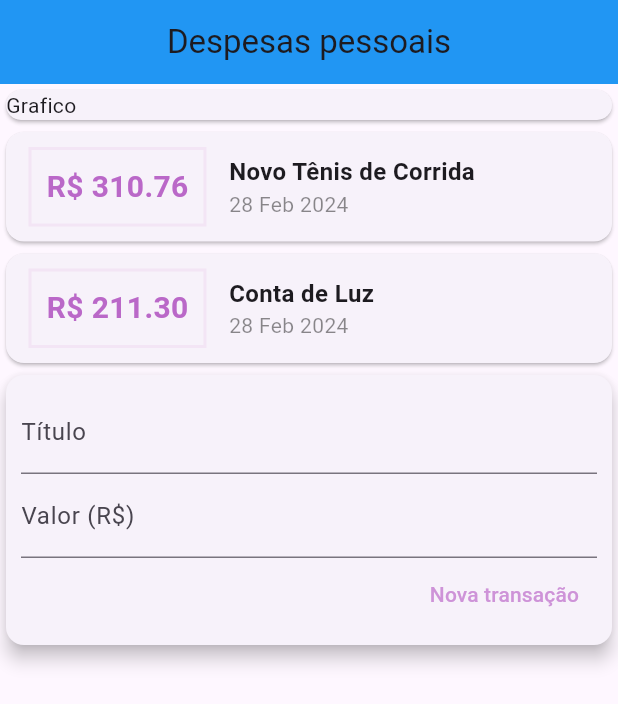
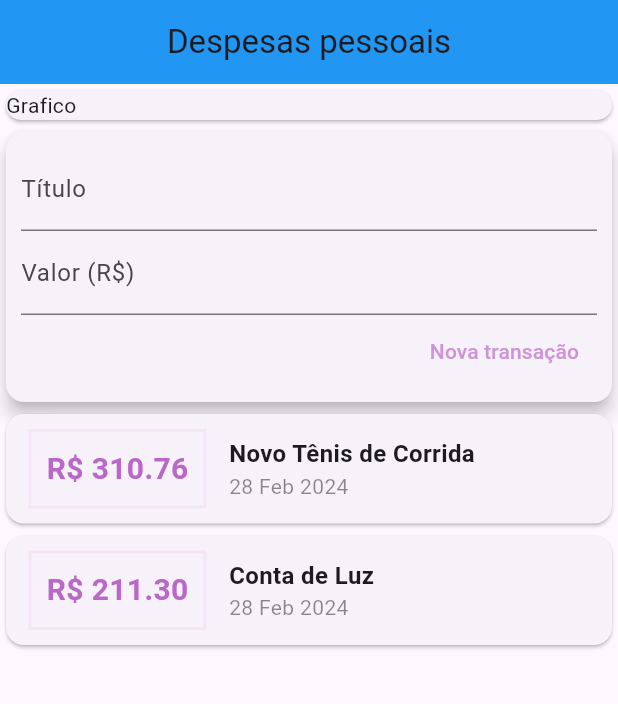
Before and after one commit to geovannifranca/expenses, a Flutter app: the screen it shows after launch, on a phone screen of 412 x 824 dp. Shown: the top 704 px of the screen. Run offline on Flutter 3.47's test engine with Material 3 defaults, Android fonts, the phone set to English and light mode, and no system bars.

Commit message:
add listView

```diff
--- /dev/null
+++ b/lib/components/transaction_form.dart
@@ -0,0 +1,52 @@
+import 'package:flutter/material.dart';
+
+class TransactionForm extends StatelessWidget {
+  final titleController = TextEditingController();
+  final valueController = TextEditingController();
+
+  final void Function(String, double) onSubmit;
+
+  TransactionForm({super.key, required this.onSubmit});
+
+  @override
+  Widget build(BuildContext context) {
+    return Card(
+      elevation: 5,
+      child: Padding(
+        padding: const EdgeInsets.all(10.0),
+        child: Column(
+          children: [
+            TextField(
+              controller: titleController,
+              decoration: const InputDecoration(
+                labelText: 'Título',
+              ),
+            ),
+            TextField(
+              controller: valueController,
+              decoration: const InputDecoration(
+                labelText: 'Valor (R\$)',
+              ),
+            ),
+            Row(
+              mainAxisAlignment: MainAxisAlignment.end,
+              children: [
+                TextButton(
+                  onPressed: () {
+                    final title = titleController.text;
+                    final value = double.tryParse(valueController.text) ?? 0.0;
+                    onSubmit(title, value);
+                  },
+                  child: Text(
+                    'Nova transação',
+                    style: TextStyle(color: Colors.purple[200]),
+                  ),
+                ),
+              ],
+            )
+          ],
+        ),
+      ),
+    );
+  }
+}
--- /dev/null
+++ b/lib/components/transaction_list.dart
@@ -0,0 +1,68 @@
+import 'package:expenses/models/transaction.dart';
+import 'package:flutter/material.dart';
+import 'package:intl/intl.dart';
+
+class TransactionList extends StatelessWidget {
+  final List<Transaction> transactions;
+
+  const TransactionList({super.key, required this.transactions});
+
+  @override
+  Widget build(BuildContext context) {
+    return SingleChildScrollView(
+      child: Container(
+        height: 300,
+        child: ListView.builder(
+          itemCount: transactions.length,
+          itemBuilder: (BuildContext context, int index) {
+            final tr = transactions[index];
+            return Card(
+              child: Row(
+                children: [
+                  Container(
+                    margin: const EdgeInsets.symmetric(
+                      horizontal: 15,
+                      vertical: 10,
+                    ),
+                    decoration: BoxDecoration(
+                      border: Border.all(
+                        color: Colors.purple.shade50,
+                        width: 2,
+                      ),
+                    ),
+                    padding: const EdgeInsets.all(10),
+                    child: Text(
+                      'R\$ ${tr.value.toStringAsFixed(2)}',
+                      style: TextStyle(
+                        fontWeight: FontWeight.bold,
+                        fontSize: 20,
+                        color: Colors.purple[300],
+                      ),
+                    ),
+                  ),
+                  Column(
+                    crossAxisAlignment: CrossAxisAlignment.start,
+                    children: [
+                      Text(
+                        tr.title,
+                        style: const TextStyle(
+                          fontSize: 16,
+                          fontWeight: FontWeight.bold,
+                        ),
+                      ),
+                      Text(
+                        DateFormat('d MMM y').format(tr.date),
+                        style: const TextStyle(
+                            color: Color.fromARGB(115, 0, 0, 0)),
+                      ),
+                    ],
+                  ),
+                ],
+              ),
+            );
+          },
+        ),
+      ),
+    );
+  }
+}
--- /dev/null
+++ b/lib/components/transaction_users.dart
@@ -0,0 +1,55 @@
+import 'dart:math';
+
+import 'package:expenses/components/transaction_form.dart';
+import 'package:expenses/components/transaction_list.dart';
+import 'package:expenses/models/transaction.dart';
+import 'package:flutter/material.dart';
+
+class TransactionUsers extends StatefulWidget {
+  const TransactionUsers({super.key});
+
+  @override
+  State<TransactionUsers> createState() => _TransactionUsersState();
+}
+
+class _TransactionUsersState extends State<TransactionUsers> {
+  final _transactions = [
+    Transaction(
+      id: 't1',
+      title: 'Novo Tênis de Corrida',
+      value: 310.76,
+      date: DateTime.now(),
+    ),
+    Transaction(
+      id: 't2',
+      title: 'Conta de Luz',
+      value: 211.30,
+      date: DateTime.now(),
+    ),
+  ];
+
+  _addTransaction(String title, double value) {
+    final newTransaction = Transaction(
+      id: Random().nextDouble().toString(),
+      title: title,
+      value: value,
+      date: DateTime.now(),
+    );
+
+    setState(() {
+      _transactions.add(newTransaction);
+    });
+  }
+
+  @override
+  Widget build(BuildContext context) {
+    return SingleChildScrollView(
+      child: Column(
+        children: [
+          TransactionForm(onSubmit: _addTransaction),
+          TransactionList(transactions: _transactions),
+        ],
+      ),
+    );
+  }
+}
--- a/lib/main.dart
+++ b/lib/main.dart
@@ -1,6 +1,5 @@
-import 'package:expenses/models/transaction.dart';
+import 'package:expenses/components/transaction_users.dart';
 import 'package:flutter/material.dart';
-import 'package:intl/intl.dart';
 
 main() => runApp(const ExpensesApp());
 
@@ -13,30 +12,12 @@ class ExpensesApp extends StatelessWidget {
         debugShowCheckedModeBanner: false,
         theme: ThemeData(
             appBarTheme: const AppBarTheme(backgroundColor: Colors.blue)),
-        home: MyHomePage());
+        home: const MyHomePage());
   }
 }
 
 class MyHomePage extends StatelessWidget {
-  final titleController = TextEditingController();
-  final valueController = TextEditingController();
-
-  final _transactions = [
-    Transaction(
-      id: 't1',
-      title: 'Novo Tênis de Corrida',
-      value: 310.76,
-      date: DateTime.now(),
-    ),
-    Transaction(
-      id: 't2',
-      title: 'Conta de Luz',
-      value: 211.30,
-      date: DateTime.now(),
-    ),
-  ];
-
-  MyHomePage({super.key});
+  const MyHomePage({super.key});
 
   @override
   Widget build(BuildContext context) {
@@ -45,7 +26,8 @@ class MyHomePage extends StatelessWidget {
           centerTitle: true,
           title: const Text('Despesas pessoais'),
         ),
-        body: Column(
+        body: SingleChildScrollView(
+          child: Column(
             crossAxisAlignment: CrossAxisAlignment.stretch,
             children: [
               Container(
@@ -53,92 +35,9 @@ class MyHomePage extends StatelessWidget {
                   child: Text('Grafico'),
                 ),
               ),
-            Column(
-              children: _transactions.map((tr) {
-                return Card(
-                  child: Row(
-                    children: [
-                      Container(
-                        margin: const EdgeInsets.symmetric(
-                          horizontal: 15,
-                          vertical: 10,
-                        ),
-                        decoration: BoxDecoration(
-                          border: Border.all(
-                            color: Colors.purple.shade50,
-                            width: 2,
-                          ),
-                        ),
-                        padding: const EdgeInsets.all(10),
-                        child: Text(
-                          'R\$ ${tr.value.toStringAsFixed(2)}',
-                          style: TextStyle(
-                            fontWeight: FontWeight.bold,
-                            fontSize: 20,
-                            color: Colors.purple[300],
-                          ),
-                        ),
-                      ),
-                      Column(
-                        crossAxisAlignment: CrossAxisAlignment.start,
-                        children: [
-                          Text(
-                            tr.title,
-                            style: const TextStyle(
-                              fontSize: 16,
-                              fontWeight: FontWeight.bold,
-                            ),
-                          ),
-                          Text(
-                            DateFormat('d MMM y').format(tr.date),
-                            style: const TextStyle(
-                                color: Color.fromARGB(115, 0, 0, 0)),
-                          ),
+              const TransactionUsers(),
             ],
           ),
-                    ],
-                  ),
-                );
-              }).toList(),
-            ),
-            Card(
-              elevation: 5,
-              child: Padding(
-                padding: const EdgeInsets.all(10.0),
-                child: Column(
-                  children: [
-                    TextField(
-                      controller: titleController,
-                      decoration: const InputDecoration(
-                        labelText: 'Título',
-                      ),
-                    ),
-                    TextField(
-                      controller: valueController,
-                      decoration: const InputDecoration(
-                        labelText: 'Valor (R\$)',
-                      ),
-                    ),
-                    Row(
-                      mainAxisAlignment: MainAxisAlignment.end,
-                      children: [
-                        TextButton(
-                          onPressed: () {
-                            print(titleController.text);
-                            print(valueController.text);
-                          },
-                          child: Text(
-                            'Nova transação',
-                            style: TextStyle(color: Colors.purple[200]),
-                          ),
-                        ),
-                      ],
-                    )
-                  ],
-                ),
-              ),
-            ),
-          ],
         ));
   }
 }
```
Lines whose indentation alone changed are shown as unchanged.
